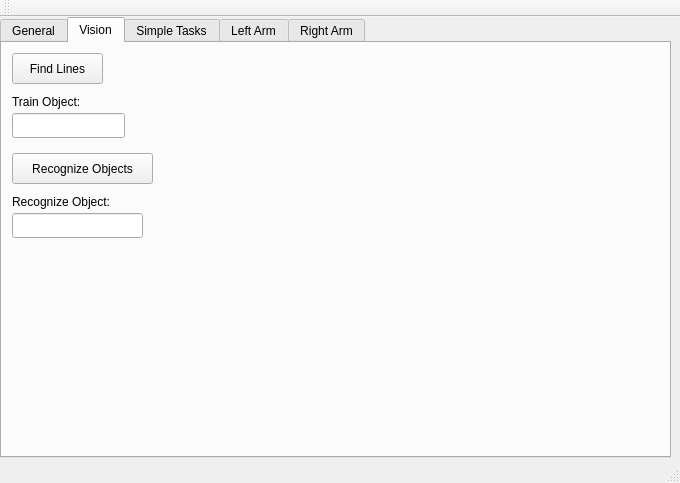
Old version of the form catkin_ws/src/justina_gui/src/MainWindow.ui in the repository mnegretev/Mobile-Robots-2023-1.
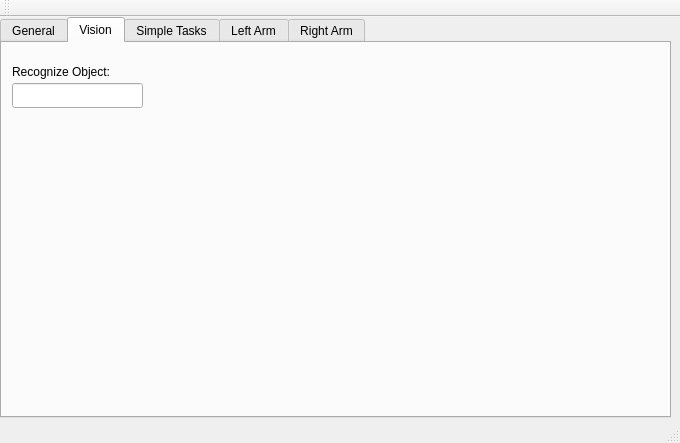
New version of the form. The open tabs and pages were chosen to show the change.

The edit to the form file:
```diff
--- a/catkin_ws/src/justina_gui/src/MainWindow.ui
+++ b/catkin_ws/src/justina_gui/src/MainWindow.ui
@@ -7,7 +7,7 @@
     <x>0</x>
     <y>0</y>
     <width>680</width>
-    <height>483</height>
+    <height>443</height>
    </rect>
   </property>
   <property name="windowTitle">
@@ -41,7 +41,7 @@
       <x>0</x>
       <y>0</y>
       <width>671</width>
-      <height>441</height>
+      <height>401</height>
      </rect>
     </property>
     <property name="currentIndex">
@@ -1107,8 +1107,8 @@
      <widget class="QPushButton" name="visBtnFindLines">
       <property name="geometry">
        <rect>
-        <x>10</x>
-        <y>10</y>
+        <x>30</x>
+        <y>380</y>
         <width>91</width>
         <height>31</height>
        </rect>
@@ -1120,8 +1120,8 @@
      <widget class="QLineEdit" name="visTxtTrainObject">
       <property name="geometry">
        <rect>
-        <x>10</x>
-        <y>70</y>
+        <x>230</x>
+        <y>380</y>
         <width>113</width>
         <height>25</height>
        </rect>
@@ -1130,8 +1130,8 @@
      <widget class="QLabel" name="label_5">
       <property name="geometry">
        <rect>
-        <x>10</x>
-        <y>50</y>
+        <x>130</x>
+        <y>380</y>
         <width>101</width>
         <height>17</height>
        </rect>
@@ -1143,8 +1143,8 @@
      <widget class="QPushButton" name="visBtnRecogObjects">
       <property name="geometry">
        <rect>
-        <x>10</x>
-        <y>110</y>
+        <x>380</x>
+        <y>380</y>
         <width>141</width>
         <height>31</height>
        </rect>
@@ -1157,7 +1157,7 @@
       <property name="geometry">
        <rect>
         <x>10</x>
-        <y>150</y>
+        <y>20</y>
         <width>131</width>
         <height>17</height>
        </rect>
@@ -1170,7 +1170,7 @@
       <property name="geometry">
        <rect>
         <x>10</x>
-        <y>170</y>
+        <y>40</y>
         <width>131</width>
         <height>25</height>
        </rect>
```
Left out of the diff: 11 changed lines with no effect on the pictures.
